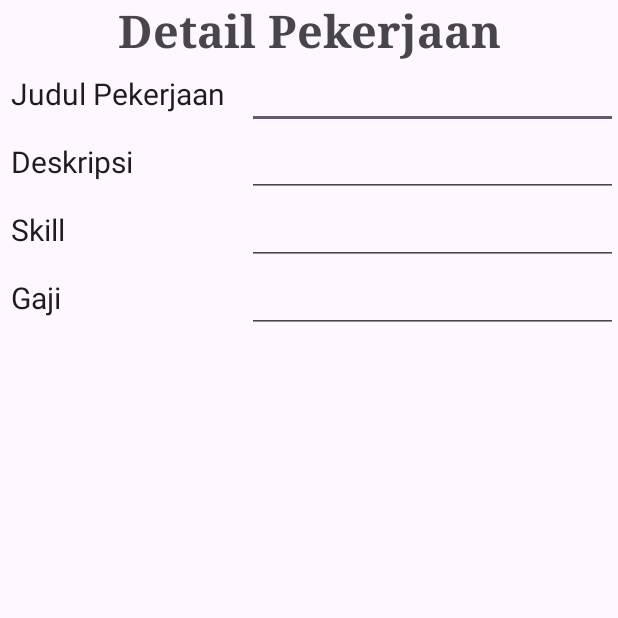
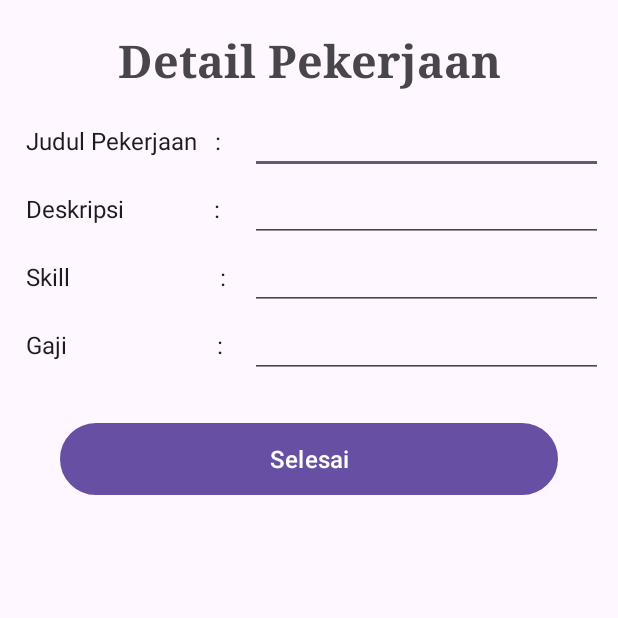
Before and after one commit to rzkbrian/PAPB_finalproject-jobportal, an Android app: the insertPostKerjaActivity screen opened directly, with no data from a screen before it, on a phone screen of 412 x 824 dp, the top half of it. Run offline under Robolectric (Android 15) with nearby library versions, the phone set to English and light mode, and no system bars.

Commit message:
add configuration to insert post kerja

```diff
--- a/app/src/main/java/com/example/finalproject_jobportal/insertPostKerjaActivity.java
+++ b/app/src/main/java/com/example/finalproject_jobportal/insertPostKerjaActivity.java
@@ -3,12 +3,58 @@ package com.example.finalproject_jobportal;
 import androidx.appcompat.app.AppCompatActivity;
 
 import android.os.Bundle;
+import android.text.TextUtils;
+import android.view.View;
+import android.widget.Button;
+import android.widget.EditText;
 
 public class insertPostKerjaActivity extends AppCompatActivity {
+    private EditText judulPekerjaan;
+    private EditText deskripsiPekerjaan;
+    private EditText skillPekerjaan;
+    private EditText gajiPekerjaan;
+
+    private Button submitPostPekerjaan;
 
     @Override
     protected void onCreate(Bundle savedInstanceState) {
         super.onCreate(savedInstanceState);
         setContentView(R.layout.activity_insert_post_kerja);
+
+        masukkanKerja();
+    }
+
+    private void masukkanKerja(){
+        judulPekerjaan = findViewById(R.id.inputJobTitle);
+        deskripsiPekerjaan = findViewById(R.id.inputJobDesc);
+        skillPekerjaan = findViewById(R.id.inputJobSkill);
+        gajiPekerjaan = findViewById(R.id.inputJobSalary);
+        submitPostPekerjaan = findViewById(R.id.selesaiPostBtn);
+
+        submitPostPekerjaan.setOnClickListener(new View.OnClickListener() {
+            @Override
+            public void onClick(View view) {
+                String judul = judulPekerjaan.getText().toString().trim();
+                String deskripsi = deskripsiPekerjaan.getText().toString().trim();
+                String skill = skillPekerjaan.getText().toString().trim();
+                String gaji = gajiPekerjaan.getText().toString().trim();
+
+                if(TextUtils.isEmpty(judul)){
+                    judulPekerjaan.setError("Judul Pekerjaan Diperlukan");
+                    return;
+                }
+                if(TextUtils.isEmpty(deskripsi)){
+                    deskripsiPekerjaan.setError("Deskripsi Pekerjaan Diperlukan");
+                    return;
+                }
+                if(TextUtils.isEmpty(skill)){
+                    skillPekerjaan.setError("Skill Pekerjaan Diperlukan");
+                    return;
+                }
+                if(TextUtils.isEmpty(gaji)){
+                    gajiPekerjaan.setError("Gaji Pekerjaan Diperlukan");
+                }
+            }
+        });
     }
 }
--- a/app/src/main/res/layout/activity_insert_post_kerja.xml
+++ b/app/src/main/res/layout/activity_insert_post_kerja.xml
@@ -14,7 +14,8 @@
         <LinearLayout
             android:layout_width="match_parent"
             android:layout_height="wrap_content"
-            android:orientation="vertical">
+            android:orientation="vertical"
+            android:layout_margin="10dp">
 
             <TextView
                 android:layout_width="match_parent"
@@ -25,6 +26,7 @@
                 android:textSize="30sp"
                 android:textStyle="bold"
                 android:fontFamily="serif"
+                android:layout_margin="10dp"
                 />
 
 
@@ -41,8 +43,8 @@
                     <TextView
                         android:layout_width="match_parent"
                         android:layout_height="wrap_content"
-                        android:text="Judul Pekerjaan"
-                        android:textSize="20sp"
+                        android:text="Judul Pekerjaan   :"
+                        android:textSize="16sp"
                         android:padding="7dp"
                         android:textAppearance="?android:textAppearanceLarge"
                         />
@@ -72,8 +74,8 @@
                     <TextView
                         android:layout_width="match_parent"
                         android:layout_height="wrap_content"
-                        android:text="Deskripsi"
-                        android:textSize="20sp"
+                        android:text="Deskripsi               :"
+                        android:textSize="16sp"
                         android:padding="7dp"
                         android:textAppearance="?android:textAppearanceLarge"
                         />
@@ -103,8 +105,8 @@
                     <TextView
                         android:layout_width="match_parent"
                         android:layout_height="wrap_content"
-                        android:text="Skill"
-                        android:textSize="20sp"
+                        android:text="Skill                         :"
+                        android:textSize="16sp"
                         android:padding="7dp"
                         android:textAppearance="?android:textAppearanceLarge"
                         />
@@ -135,8 +137,8 @@
                     <TextView
                         android:layout_width="match_parent"
                         android:layout_height="wrap_content"
-                        android:text="Gaji"
-                        android:textSize="20sp"
+                        android:text="Gaji                         :"
+                        android:textSize="16sp"
                         android:padding="7dp"
                         android:textAppearance="?android:textAppearanceLarge"
                         />
@@ -154,6 +156,15 @@
                         />
                 </RelativeLayout>
             </LinearLayout>
+
+            <Button
+                android:layout_width="match_parent"
+                android:layout_height="wrap_content"
+                android:id="@+id/selesaiPostBtn"
+                android:layout_margin="30dp"
+                android:text="Selesai"
+                android:background="@drawable/button_color"
+                android:textSize="16sp"/>
         </LinearLayout>
     </ScrollView>
 
```
